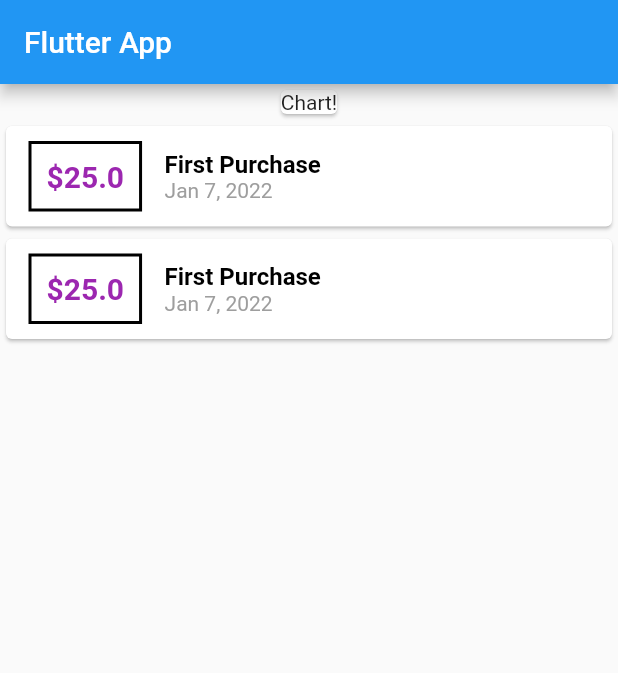
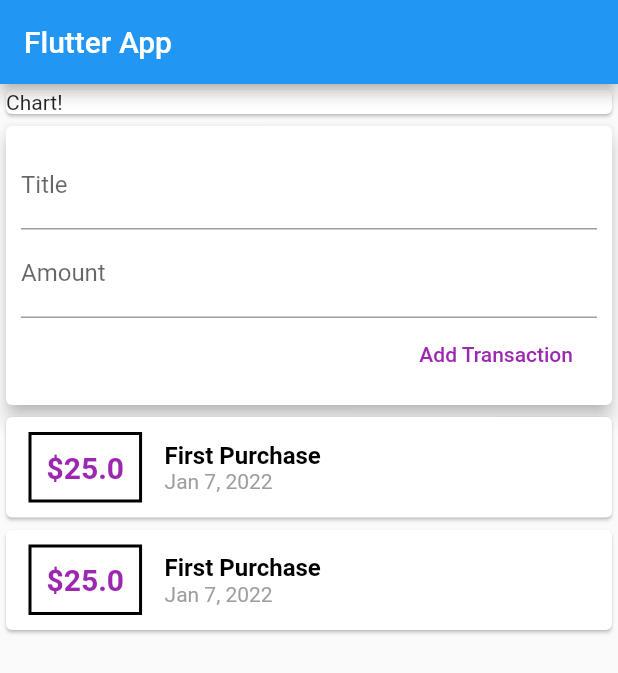
Before and after one commit to aneguzman/flutter-expenses-app, a Flutter app: the screen it shows after launch, on a phone screen of 412 x 824 dp. Shown: the top 673 px of the screen. Run offline on Flutter 3.47's test engine with Material 2 defaults, Android fonts, the phone set to English and light mode, and no system bars.

Commit message:
refactoring main widget into different widgets.

```diff
--- a/lib/main.dart
+++ b/lib/main.dart
@@ -1,7 +1,9 @@
+import 'package:expenses_app/widgets/new_transaction.dart';
+import 'package:expenses_app/widgets/transaction_list.dart';
+import 'package:expenses_app/widgets/user_transactions.dart';
 import 'package:flutter/material.dart';
-import 'package:intl/intl.dart';
 
-import './transaction.dart';
+import './widgets/user_transactions.dart';
 
 void main() {
   runApp(MyApp());
@@ -18,12 +20,7 @@ class MyApp extends StatelessWidget {
 }
 
 class MyHomePage extends StatelessWidget {
-  List<Transaction> transactions = [
-    Transaction(
-        id: 't1', title: 'First Purchase', amount: 25, date: DateTime.now()),
-    Transaction(
-        id: 't1', title: 'First Purchase', amount: 25, date: DateTime.now()),
-  ];
+
 
   @override
   Widget build(BuildContext context) {
@@ -32,52 +29,11 @@ class MyHomePage extends StatelessWidget {
         title: Text('Flutter App'),
       ),
       body: Column(
+        mainAxisAlignment: MainAxisAlignment.start,
+        crossAxisAlignment: CrossAxisAlignment.stretch,
         children: <Widget>[
           Card(child: Text('Chart!')),
-          Column(
-            children: transactions.map((tr) {
-              return Card(
-                child: Row(
-                  children: <Widget>[
-                    Container(
-                      margin:
-                          EdgeInsets.symmetric(vertical: 10, horizontal: 15),
-                      decoration: BoxDecoration(
-                          border: Border.all(
-                        color: Colors.black,
-                        width: 2,
-                      )),
-                      padding: EdgeInsets.all(10),
-                      child: Text(
-                        '\$${tr.amount}',
-                        style: TextStyle(
-                            color: Colors.purple,
-                            fontWeight: FontWeight.bold,
-                            fontSize: 20),
-                      ),
-                    ),
-                    Column(
-                      crossAxisAlignment: CrossAxisAlignment.start,
-                      children: <Widget>[
-                        Text(
-                          tr.title,
-                          style: TextStyle(
-                            fontSize: 16,
-                            color: Colors.black,
-                            fontWeight: FontWeight.bold
-                          ),
-                        ),
-                        Text(
-                          DateFormat.yMMMd().format(tr.date),
-                          style: TextStyle(color: Colors.grey, fontSize: 14),
-                        )
-                      ],
-                    )
-                  ],
-                ),
-              );
-            }).toList(),
-          ),
+          UserTransactions()
         ],
       ),
     );
--- /dev/null
+++ b/lib/widgets/new_transaction.dart
@@ -0,0 +1,40 @@
+import 'package:flutter/material.dart';
+
+class NewTransaction extends StatelessWidget {
+  final Function addTransaction;
+  final titleController = TextEditingController();
+  final amountController = TextEditingController();
+
+  NewTransaction(this.addTransaction);
+
+  @override
+  Widget build(BuildContext context) {
+    return Card(
+      elevation: 5,
+      child: Container(
+        padding: EdgeInsets.all(10),
+        child: Column(
+          crossAxisAlignment: CrossAxisAlignment.end,
+          children: <Widget>[
+            TextField(
+              decoration: InputDecoration(labelText: 'Title'),
+              controller: titleController,
+            ),
+            TextField(
+              decoration: InputDecoration(labelText: 'Amount'),
+              controller: amountController,
+            ),
+            FlatButton(
+              onPressed: () {
+                double amount = double.parse(amountController.text);
+                addTransaction(titleController.text, amount);
+              },
+              child: Text('Add Transaction'),
+              textColor: Colors.purple,
+            ),
+          ],
+        ),
+      ),
+    );
+  }
+}
--- /dev/null
+++ b/lib/widgets/transaction_list.dart
@@ -0,0 +1,56 @@
+import 'package:flutter/material.dart';
+import 'package:intl/intl.dart';
+
+import '../models/transaction.dart';
+
+class TransactionList extends StatelessWidget {
+  final List<Transaction> transactionList;
+
+  TransactionList(this.transactionList);
+
+  @override
+  Widget build(BuildContext context) {
+    return Column(
+      children: transactionList.map((tr) {
+        return Card(
+          child: Row(
+            children: <Widget>[
+              Container(
+                margin: EdgeInsets.symmetric(vertical: 10, horizontal: 15),
+                decoration: BoxDecoration(
+                    border: Border.all(
+                  color: Colors.black,
+                  width: 2,
+                )),
+                padding: EdgeInsets.all(10),
+                child: Text(
+                  '\$${tr.amount}',
+                  style: TextStyle(
+                      color: Colors.purple,
+                      fontWeight: FontWeight.bold,
+                      fontSize: 20),
+                ),
+              ),
+              Column(
+                crossAxisAlignment: CrossAxisAlignment.start,
+                children: <Widget>[
+                  Text(
+                    tr.title,
+                    style: TextStyle(
+                        fontSize: 16,
+                        color: Colors.black,
+                        fontWeight: FontWeight.bold),
+                  ),
+                  Text(
+                    DateFormat.yMMMd().format(tr.date),
+                    style: TextStyle(color: Colors.grey, fontSize: 14),
+                  )
+                ],
+              )
+            ],
+          ),
+        );
+      }).toList(),
+    );
+  }
+}
--- /dev/null
+++ b/lib/widgets/user_transactions.dart
@@ -0,0 +1,42 @@
+import 'package:flutter/material.dart';
+
+import './transaction_list.dart';
+import './new_transaction.dart';
+import '../models/transaction.dart';
+
+class UserTransactions extends StatefulWidget {
+  @override
+  _UserTransactionsState createState() => _UserTransactionsState();
+}
+
+class _UserTransactionsState extends State<UserTransactions> {
+  final List<Transaction> _userTransactions = [
+    Transaction(
+        id: 't1', title: 'First Purchase', amount: 25, date: DateTime.now()),
+    Transaction(
+        id: 't1', title: 'First Purchase', amount: 25, date: DateTime.now()),
+  ];
+
+  void _addTransaction(String title, double amount) {
+    Transaction tx = Transaction(
+      title: title,
+      amount: amount,
+      date: DateTime.now(),
+      id: DateTime.now().toString()
+    );
+
+    setState(() {
+      _userTransactions.add(tx);
+    });
+  }
+
+  @override
+  Widget build(BuildContext context) {
+    return Column(
+      children: [
+        NewTransaction(_addTransaction),
+        TransactionList(_userTransactions),
+      ],
+    );
+  }
+}
```
Also changed, not shown: lib/models/transaction.dart (renamed from lib/transaction.dart).
